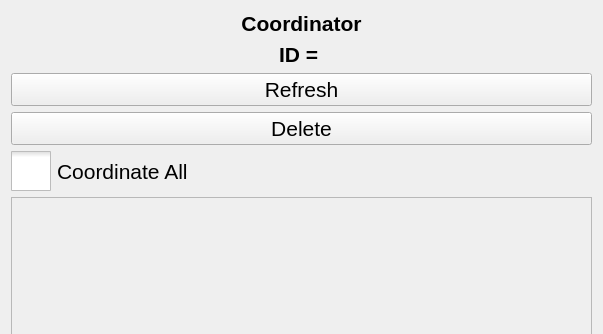
Before: the Qt Designer form pps_ws/src/d_fall_pps/GUI_Qt/flyingAgentGUI/forms/coordinator.ui in alexdidier/rampc-quadrotor, drawn with Qt 5; both pictures show x 0 to 603 and y 0 to 334 of the 603 by 1050 pixel window.
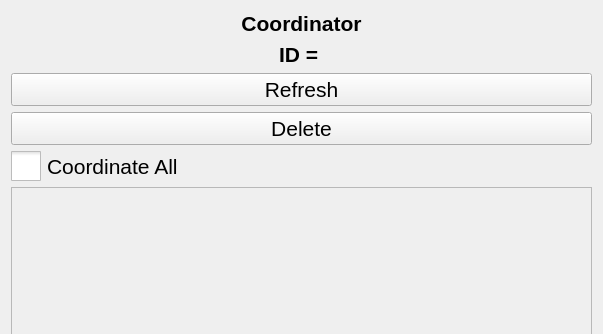
After: the same form once the commit is applied.

Commit message: Adjusted sizing of the flying agent GUI forms

```diff
--- a/pps_ws/src/d_fall_pps/GUI_Qt/flyingAgentGUI/forms/coordinator.ui
+++ b/pps_ws/src/d_fall_pps/GUI_Qt/flyingAgentGUI/forms/coordinator.ui
@@ -67,8 +67,13 @@
    </item>
    <item>
     <widget class="QCheckBox" name="coordinate_all_checkBox">
+     <property name="font">
+      <font>
+       <pointsize>16</pointsize>
+      </font>
+     </property>
      <property name="styleSheet">
-      <string notr="true">QCheckBox::indicator{ width:40px ; height:40px }</string>
+      <string notr="true">QCheckBox::indicator{ width:30px ; height:30px }</string>
      </property>
      <property name="text">
       <string>Coordinate All</string>
@@ -88,8 +93,8 @@
        <rect>
         <x>0</x>
         <y>0</y>
-        <width>571</width>
-        <height>744</height>
+        <width>583</width>
+        <height>854</height>
        </rect>
       </property>
       <layout class="QVBoxLayout" name="verticalLayout_for_coordinatedAgentsScrollArea"/>
```
The commit also changes 3 other files.
